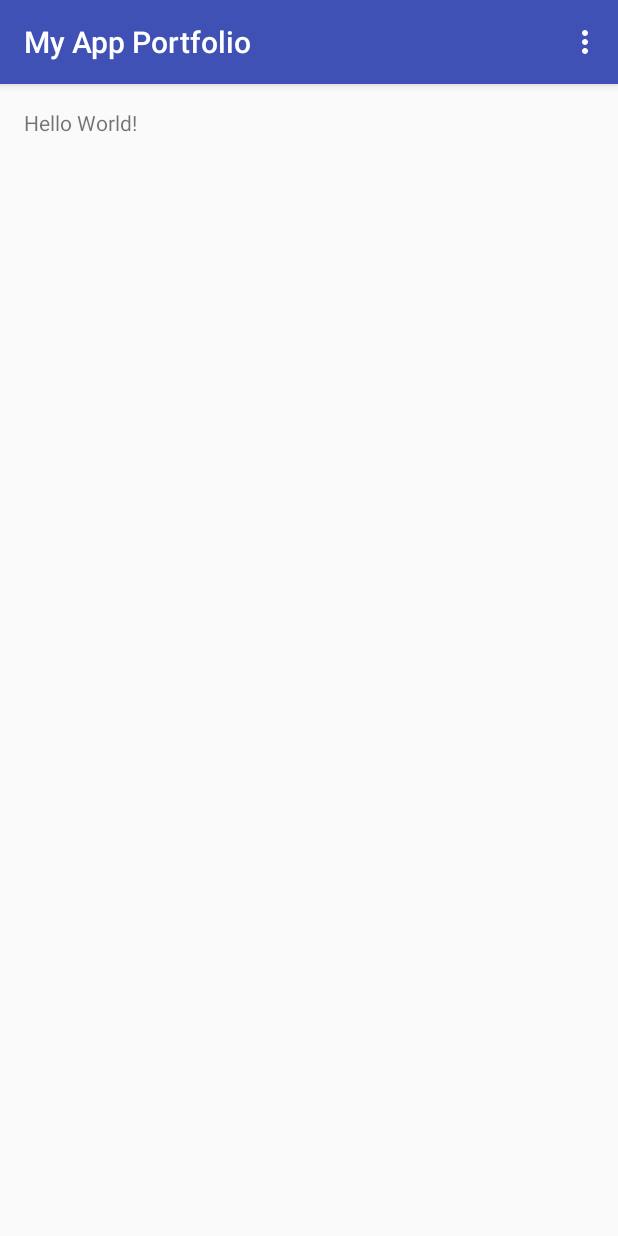
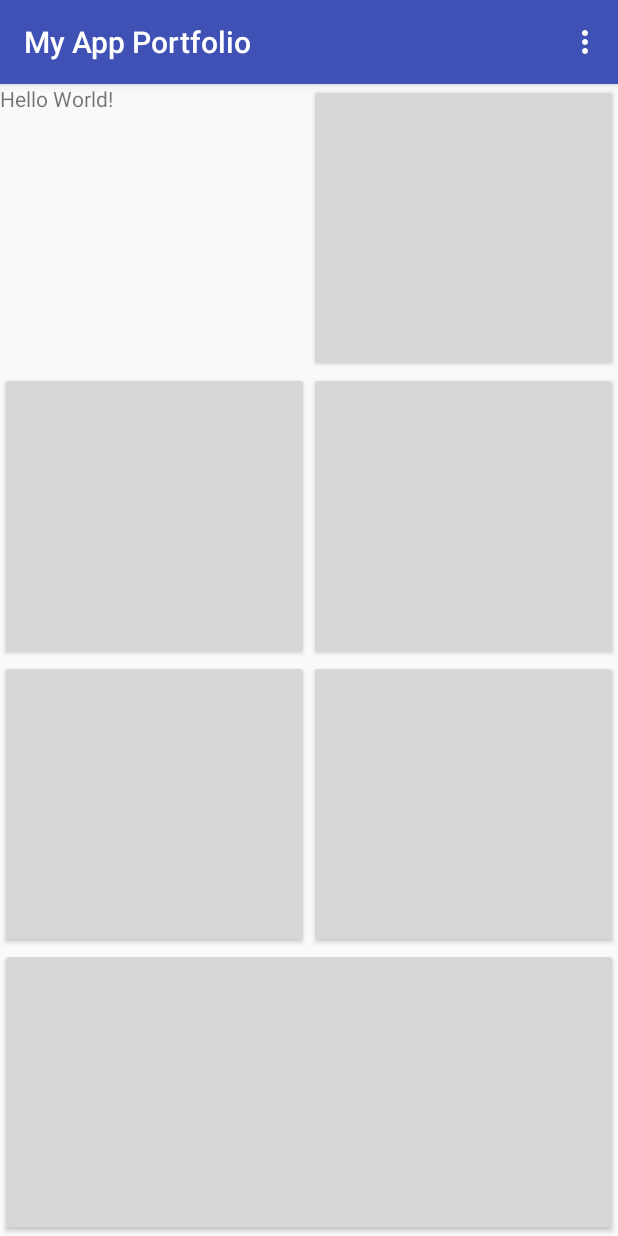
Before and after one commit to adarshfernando/My-App-Portfolio, an Android app: the screen it shows after launch (MainActivity), on a phone screen of 412 x 824 dp. Run offline under Robolectric (Android 15) with nearby library versions, the phone set to English and light mode, and no system bars.

Commit message:
Linear Layout with Weighted Views.
1 Text, 6 Buttons

```diff
--- a/app/src/main/java/com/adarshfernando/android/myappportfolio/MainActivity.java
+++ b/app/src/main/java/com/adarshfernando/android/myappportfolio/MainActivity.java
@@ -14,6 +14,7 @@ public class MainActivity extends AppCompatActivity {
         setContentView(R.layout.activity_main);
         Toolbar toolbar = (Toolbar) findViewById(R.id.toolbar);
         setSupportActionBar(toolbar);
+        toolbar.setTitle(R.string.app_name);
     }
 
     @Override
--- a/app/src/main/res/layout/content_main.xml
+++ b/app/src/main/res/layout/content_main.xml
@@ -1,19 +1,81 @@
 <?xml version="1.0" encoding="utf-8"?>
-<RelativeLayout xmlns:android="http://schemas.android.com/apk/res/android"
+<LinearLayout xmlns:android="http://schemas.android.com/apk/res/android"
     xmlns:app="http://schemas.android.com/apk/res-auto"
     xmlns:tools="http://schemas.android.com/tools"
     android:layout_width="match_parent"
     android:layout_height="match_parent"
-    android:paddingBottom="@dimen/activity_vertical_margin"
-    android:paddingLeft="@dimen/activity_horizontal_margin"
-    android:paddingRight="@dimen/activity_horizontal_margin"
-    android:paddingTop="@dimen/activity_vertical_margin"
+    android:orientation="vertical"
     app:layout_behavior="@string/appbar_scrolling_view_behavior"
     tools:context=".MainActivity"
     tools:showIn="@layout/activity_main">
 
-    <TextView
-        android:layout_width="wrap_content"
-        android:layout_height="wrap_content"
-        android:text="Hello World!" />
-</RelativeLayout>
+    <LinearLayout
+        android:layout_width="match_parent"
+        android:layout_height="0dp"
+        android:layout_weight="1"
+        android:orientation="horizontal">
+
+        <TextView
+            android:layout_width="0dp"
+            android:layout_height="match_parent"
+            android:layout_weight="1"
+            android:text="Hello World!" />
+
+        <Button
+            android:layout_width="0dp"
+            android:layout_height="match_parent"
+            android:layout_weight="1" />
+
+    </LinearLayout>
+
+    <LinearLayout
+        android:layout_width="match_parent"
+        android:layout_height="0dp"
+        android:layout_weight="1"
+        android:orientation="horizontal">
+
+        <Button
+            android:layout_width="0dp"
+            android:layout_height="match_parent"
+            android:layout_weight="1" />
+
+        <Button
+            android:layout_width="0dp"
+            android:layout_height="match_parent"
+            android:layout_weight="1" />
+
+    </LinearLayout>
+
+    <LinearLayout
+        android:layout_width="match_parent"
+        android:layout_height="0dp"
+        android:layout_weight="1"
+        android:orientation="horizontal">
+
+        <Button
+            android:layout_width="0dp"
+            android:layout_height="match_parent"
+            android:layout_weight="1" />
+
+        <Button
+            android:layout_width="0dp"
+            android:layout_height="match_parent"
+            android:layout_weight="1"
+            android:text="" />
+
+    </LinearLayout>
+
+    <LinearLayout
+        android:layout_width="match_parent"
+        android:layout_height="0dp"
+        android:layout_weight="1"
+        android:orientation="horizontal">
+
+        <Button
+            android:layout_width="0dp"
+            android:layout_height="match_parent"
+            android:layout_weight="1" />
+
+    </LinearLayout>
+
+</LinearLayout>
```
